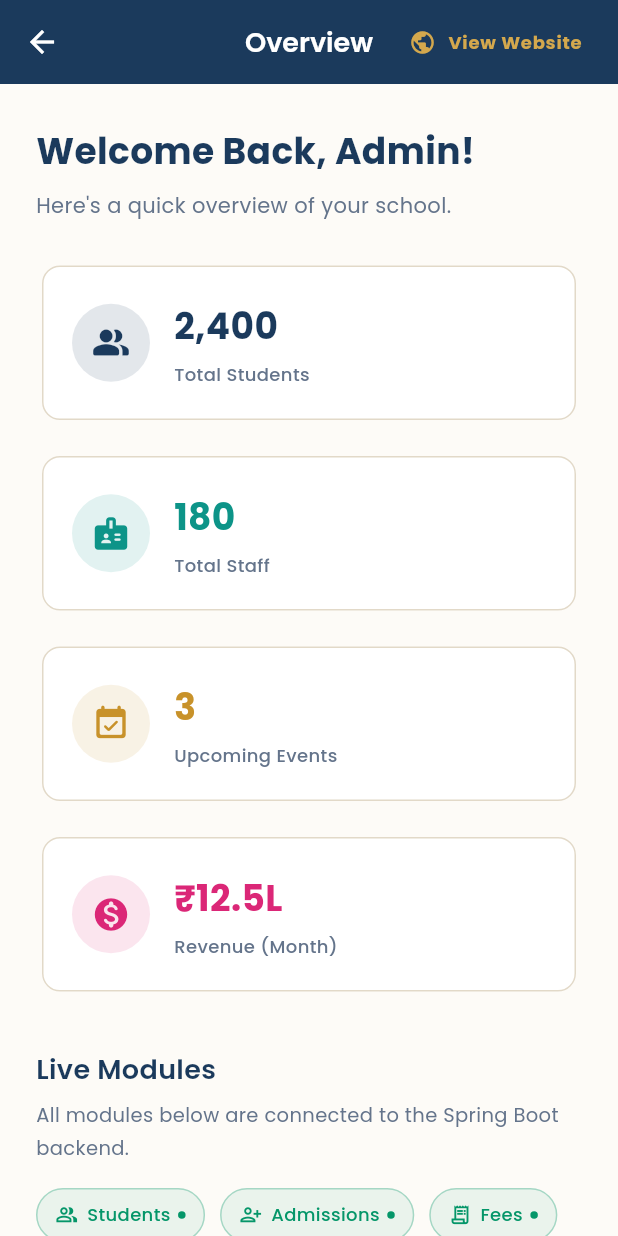
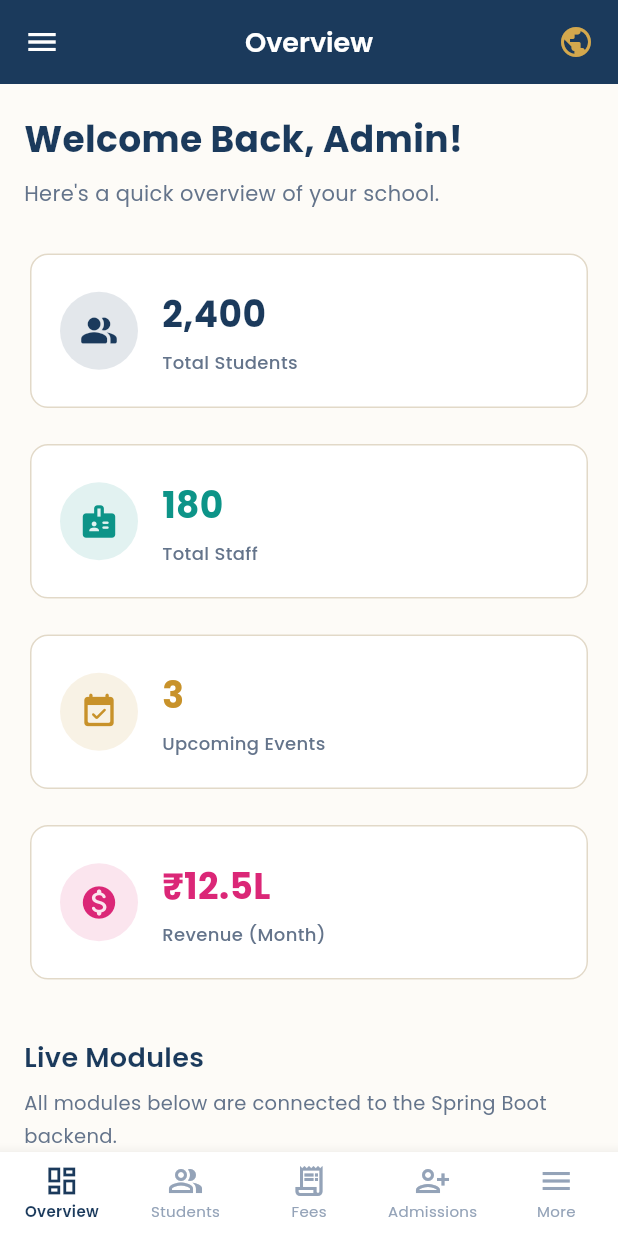
Before and after one commit to DileepJexpert/school-project-ui, a Flutter app: the AdminDashboardPage screen opened by its route, on a phone screen of 412 x 824 dp. Run offline on Flutter 3.47's test engine with Material 3 defaults, Android fonts, the phone set to English and light mode, and no system bars; our stand-ins replace dio, fl_chart, google_fonts, shared_preferences, shimmer; missing offline and left inert: dart:html; accounts and stored records are empty.

Commit message:
Fix admin dashboard responsiveness: mobile, tablet, desktop layouts
Mobile (<600px / phone):
- AppBar leading: hamburger that opens the drawer (was arrow_back that went home)
- Drawer: full 240px side-nav with all sections
- BottomNavigationBar: Overview, Students, Fees, Admissions, More (opens drawer)
- 'More' tap opens the drawer for less-common sections (Attendance, Reports, etc.)
- AppBar shows globe icon instead of full 'View Website' text to save space
- Sidebar tap closes drawer; tab items bypass drawer

Tablet (600–1199px):
- Persistent 200px sidebar (same toggle pattern as desktop, no drawer)
- AppBar hamburger toggles sidebar visibility
- No BottomNavigationBar (sidebar handles navigation)

Desktop (≥1200px):
- Persistent 240px sidebar (unchanged behaviour)

Shared fixes:
- Sidebar header top padding is 48px in drawer mode (status-bar clearance) and 24px in persistent mode (AppBar already provides offset)
- Logout button font updated from nunitoSans to Poppins
- Overview padding uses Responsive.contentPadding (16/24/48 for mobile/tablet/desktop)
- _buildMenuItem only calls Navigator.pop() on mobile (tablet has no drawer to close)

https://claude.ai/code/session_01PSGdMsrAoVNRAeBwDG3KNx

```diff
--- a/lib/features/admin/admin_dashboard_page.dart
+++ b/lib/features/admin/admin_dashboard_page.dart
@@ -80,8 +80,12 @@ class AdminDashboardPage extends StatefulWidget {
 }
 
 class _AdminDashboardPageState extends State<AdminDashboardPage> {
+  final _scaffoldKey = GlobalKey<ScaffoldState>();
   int _selectedIndex = 0;
   bool _sideMenuVisible = true;
+
+  // Maps bottom-nav slot → global _allItems index: Overview, Students, Fees, Admissions
+  static const _bottomNavToGlobal = [0, 1, 3, 2];
 
   Widget _buildContent() {
     switch (_selectedIndex) {
@@ -103,29 +107,39 @@ class _AdminDashboardPageState extends State<AdminDashboardPage> {
 
   @override
   Widget build(BuildContext context) {
+    final isMobile  = Responsive.isMobile(context);
     final isDesktop = Responsive.isDesktop(context);
+    // Desktop sidebar: 240px | Tablet sidebar: 200px
+    final sidebarWidth = isDesktop ? 240.0 : 200.0;
+
+    // Find which bottom-nav slot to highlight; fall back to "More" (slot 4)
+    int bottomIdx = _bottomNavToGlobal.indexOf(_selectedIndex);
+    if (bottomIdx == -1) bottomIdx = 4;
 
     return Scaffold(
+      key: _scaffoldKey,
       backgroundColor: AppColors.cream,
       appBar: AppBar(
         backgroundColor: AppColors.navy,
-        leading: isDesktop
+        leading: isMobile
+            // Mobile: hamburger opens the drawer
             ? IconButton(
+                icon: const Icon(Icons.menu),
+                onPressed: () => _scaffoldKey.currentState?.openDrawer(),
+              )
+            // Tablet / Desktop: hamburger toggles the persistent sidebar
+            : IconButton(
                 icon: const Icon(Icons.menu),
                 onPressed: () =>
                     setState(() => _sideMenuVisible = !_sideMenuVisible),
-              )
-            : IconButton(
-                icon: const Icon(Icons.arrow_back),
-                onPressed: () =>
-                    Navigator.pushReplacementNamed(context, AppRouter.home),
               ),
         title: Text(
           _allItems[_selectedIndex].label,
-          style: GoogleFonts.poppins(
-              fontWeight: FontWeight.w600, fontSize: 18),
+          style: GoogleFonts.poppins(fontWeight: FontWeight.w600, fontSize: 18),
         ),
         actions: [
+          // Full text on tablet/desktop; icon-only on mobile to save space
+          if (!isMobile)
             TextButton.icon(
               onPressed: () =>
                   Navigator.pushReplacementNamed(context, AppRouter.home),
@@ -133,30 +147,75 @@ class _AdminDashboardPageState extends State<AdminDashboardPage> {
               label: Text('View Website',
                   style: GoogleFonts.poppins(
                       color: AppColors.goldLight, fontSize: 12)),
+            )
+          else
+            IconButton(
+              icon: const Icon(Icons.public, color: AppColors.goldLight),
+              tooltip: 'View Website',
+              onPressed: () =>
+                  Navigator.pushReplacementNamed(context, AppRouter.home),
             ),
-          const SizedBox(width: 8),
+          const SizedBox(width: 4),
         ],
       ),
-      drawer: isDesktop
-          ? null
-          : Drawer(
+      // Drawer only on mobile; tablet + desktop use persistent sidebar
+      drawer: isMobile
+          ? Drawer(
               backgroundColor: AppColors.white,
               child: _buildMenuList(),
-            ),
+            )
+          : null,
+      // Bottom nav only on mobile for quick section switching
+      bottomNavigationBar: isMobile ? _buildBottomNav(bottomIdx) : null,
       body: Row(
         children: [
-          if (isDesktop && _sideMenuVisible)
+          // Persistent sidebar for tablet and desktop
+          if (!isMobile && _sideMenuVisible)
             Material(
               elevation: 2,
-              child: Container(
-                width: 240,
+              child: SizedBox(
+                width: sidebarWidth,
+                child: ColoredBox(
                   color: AppColors.white,
                   child: _buildMenuList(),
+                ),
               ),
             ),
           Expanded(child: _buildContent()),
         ],
       ),
+    );
+  }
+
+  Widget _buildBottomNav(int currentIndex) {
+    return BottomNavigationBar(
+      currentIndex: currentIndex,
+      type: BottomNavigationBarType.fixed,
+      backgroundColor: AppColors.white,
+      selectedItemColor: AppColors.navy,
+      unselectedItemColor: AppColors.textLight,
+      selectedLabelStyle:
+          GoogleFonts.poppins(fontSize: 10, fontWeight: FontWeight.w600),
+      unselectedLabelStyle: GoogleFonts.poppins(fontSize: 10),
+      elevation: 8,
+      items: const [
+        BottomNavigationBarItem(
+            icon: Icon(Icons.dashboard_outlined), label: 'Overview'),
+        BottomNavigationBarItem(
+            icon: Icon(Icons.people_alt_outlined), label: 'Students'),
+        BottomNavigationBarItem(
+            icon: Icon(Icons.receipt_long_outlined), label: 'Fees'),
+        BottomNavigationBarItem(
+            icon: Icon(Icons.person_add_alt_1_outlined), label: 'Admissions'),
+        BottomNavigationBarItem(icon: Icon(Icons.menu), label: 'More'),
+      ],
+      onTap: (idx) {
+        if (idx == 4) {
+          _scaffoldKey.currentState?.openDrawer();
+        } else {
+          setState(() => _selectedIndex = _bottomNavToGlobal[idx]);
+        }
+      },
     );
   }
 
@@ -179,7 +238,10 @@ class _AdminDashboardPageState extends State<AdminDashboardPage> {
       children: [
         // ── Sidebar header ─────────────────────────────────────────────────
         Container(
-          padding: const EdgeInsets.fromLTRB(20, 48, 20, 20),
+          // Drawer (mobile) needs extra top padding to clear the status bar;
+          // persistent sidebar (tablet/desktop) starts below the AppBar so 24px suffices.
+          padding: EdgeInsets.fromLTRB(
+              20, Responsive.isMobile(context) ? 48 : 24, 20, 20),
           color: AppColors.navy,
           child: Column(
             crossAxisAlignment: CrossAxisAlignment.start,
@@ -223,7 +285,7 @@ class _AdminDashboardPageState extends State<AdminDashboardPage> {
                       size: 20, color: AppColors.error),
                   const SizedBox(width: 14),
                   Text('Logout',
-                      style: GoogleFonts.nunitoSans(
+                      style: GoogleFonts.poppins(
                           color: AppColors.error, fontSize: 14)),
                 ],
               ),
@@ -257,7 +319,9 @@ class _AdminDashboardPageState extends State<AdminDashboardPage> {
       child: InkWell(
         onTap: () {
           setState(() => _selectedIndex = index);
-          if (!Responsive.isDesktop(context)) Navigator.pop(context);
+          // Close the drawer when a section is selected — only on mobile
+          // (tablet/desktop use a persistent sidebar, not a drawer)
+          if (Responsive.isMobile(context)) Navigator.pop(context);
         },
         child: Container(
           decoration: isActive
@@ -314,7 +378,7 @@ class _OverviewContent extends StatelessWidget {
   @override
   Widget build(BuildContext context) {
     return SingleChildScrollView(
-      padding: const EdgeInsets.all(24),
+      padding: EdgeInsets.all(Responsive.contentPadding(context)),
       child: Column(
         crossAxisAlignment: CrossAxisAlignment.start,
         children: [
```
Lines whose indentation alone changed are shown as unchanged.
